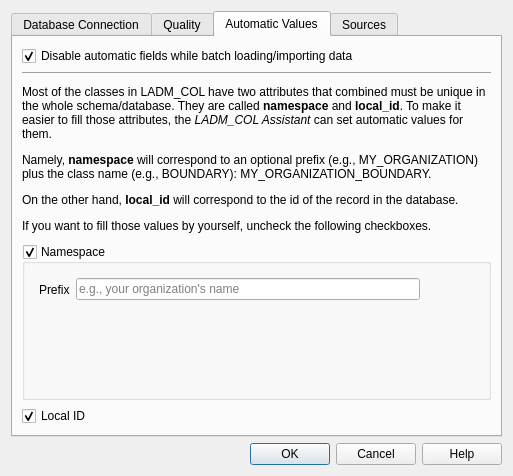
SwissTierrasColombia/Asistente-LADM-COL, file asistente_ladm_col/ui/settings_dialog.ui: the form before one commit.
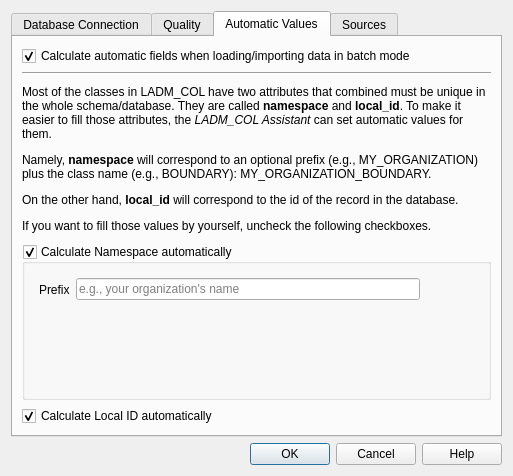
The form after the commit. The open tabs and pages were chosen to show the change. Icons and pictures are not drawn. Custom widgets are drawn as their Qt base class.

Commit message: [settings] Improve checkbox texts in dialog settings, automatic values tab (Fix #117)

```diff
--- a/asistente_ladm_col/ui/settings_dialog.ui
+++ b/asistente_ladm_col/ui/settings_dialog.ui
@@ -425,7 +425,7 @@
             <string>For instance, when loading data from CSV or from another QGIS table/layer</string>
            </property>
            <property name="text">
-            <string>Disable automatic fields while batch loading/importing data</string>
+            <string>Calculate automatic fields when loading/importing data in batch mode</string>
            </property>
            <property name="checked">
             <bool>true</bool>
@@ -458,7 +458,7 @@
             </size>
            </property>
            <property name="title">
-            <string>Namespace</string>
+            <string>Calculate Namespace automatically</string>
            </property>
            <property name="flat">
             <bool>true</bool>
@@ -515,7 +515,7 @@
             </font>
            </property>
            <property name="text">
-            <string>Local ID</string>
+            <string>Calculate Local ID automatically</string>
            </property>
            <property name="checked">
             <bool>true</bool>
```
Left out of the diff: 2 changed lines with no effect on the pictures. The commit also changes 3 other files.
